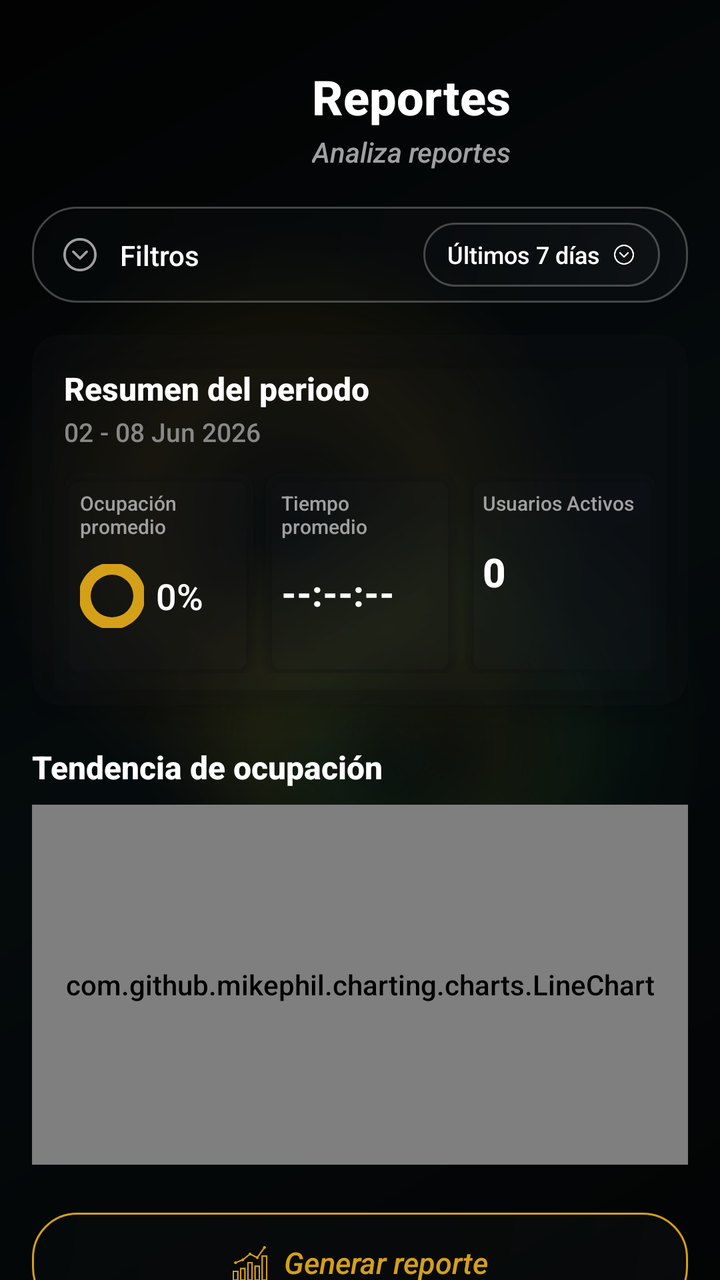
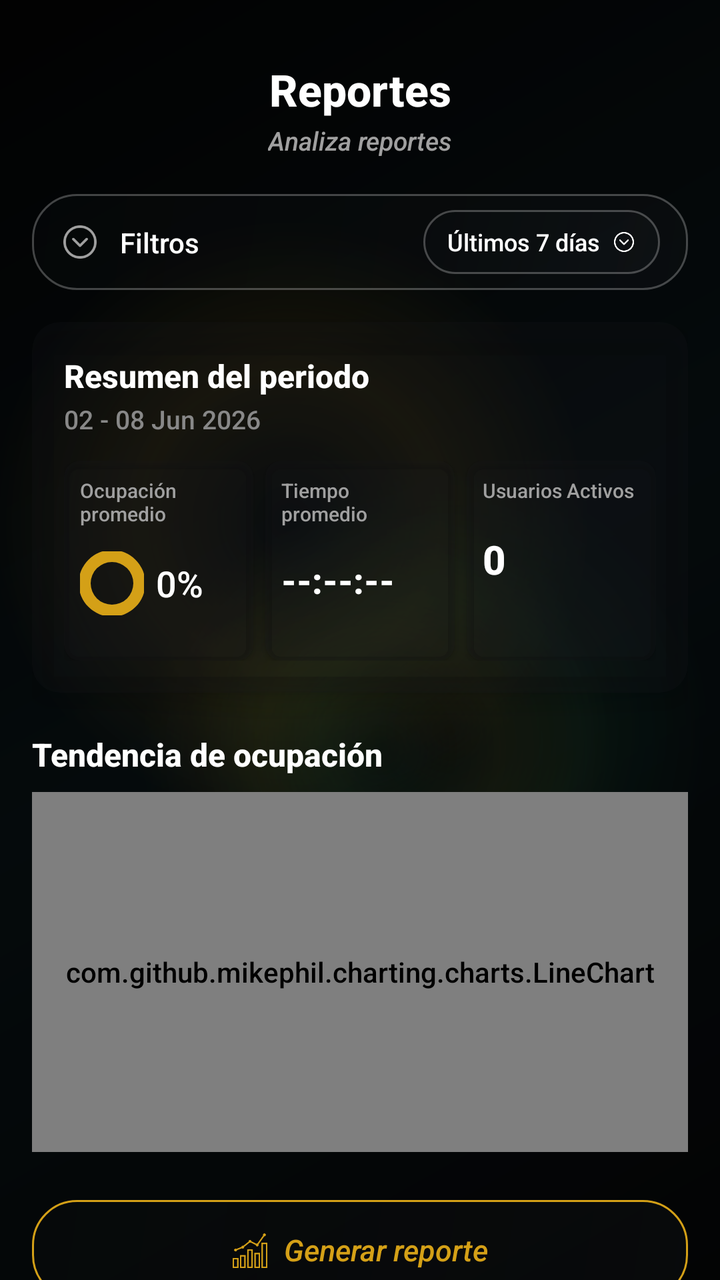

Compare the two renders of this Android layout. The source of the first and the diff that turns it into the second are given below.
<!-- AndroidManifest.xml: application theme Theme.AppKaaxPark -->
<!-- res/layout/activity_reportes.xml -->
<?xml version="1.0" encoding="utf-8"?>
<ScrollView xmlns:android="http://schemas.android.com/apk/res/android"
    xmlns:app="http://schemas.android.com/apk/res-auto"
    xmlns:tools="http://schemas.android.com/tools"
    android:layout_width="match_parent"
    android:layout_height="match_parent"
    android:background="@drawable/bg_screen_glass"
    android:fillViewport="true"
    android:scrollbars="none">

<androidx.constraintlayout.widget.ConstraintLayout
    android:layout_width="match_parent"
    android:layout_height="wrap_content"
    android:padding="16dp"
    tools:context=".Admin.Reportes">

    <TextView
        android:id="@+id/lblTituloReportes"
        android:layout_width="wrap_content"
        android:layout_height="wrap_content"
        android:layout_marginStart="140dp"
        android:layout_marginTop="16dp"
        android:text="Reportes"
        android:textColor="#FFFFFF"
        android:textSize="24sp"
        android:textStyle="bold"
        app:layout_constraintStart_toStartOf="parent"
        app:layout_constraintTop_toTopOf="parent" />

    <TextView
        android:id="@+id/lblSubtituloReportes"
        android:layout_width="wrap_content"
        android:layout_height="wrap_content"
        android:layout_marginStart="140dp"
        android:layout_marginTop="2dp"
        android:text="Analiza reportes"
        android:textColor="#A0A0A0"
        android:textSize="14sp"
        android:textStyle="italic"
        app:layout_constraintStart_toStartOf="parent"
        app:layout_constraintTop_toBottomOf="@id/lblTituloReportes" />

    <androidx.constraintlayout.widget.ConstraintLayout
        android:id="@+id/layoutBarraFiltros"
        android:layout_width="match_parent"
        android:layout_height="48dp"
        android:layout_marginTop="18dp"
        android:background="@drawable/bg_barra_filtros"
        android:paddingHorizontal="14dp"
        app:layout_constraintTop_toBottomOf="@id/lblSubtituloReportes">

        <ImageView
            android:id="@+id/imgFiltroIcon"
            android:layout_width="20dp"
            android:layout_height="20dp"
            android:src="@drawable/icon_filtro"
            app:layout_constraintBottom_toBottomOf="parent"
            app:layout_constraintStart_toStartOf="parent"
            app:layout_constraintTop_toTopOf="parent"
            app:tint="#A0A0A0" />

        <TextView
            android:layout_width="wrap_content"
            android:layout_height="wrap_content"
            android:layout_marginStart="10dp"
            android:text="Filtros"
            android:textColor="#FFFFFF"
            android:textSize="14sp"
            app:layout_constraintBottom_toBottomOf="parent"
            app:layout_constraintStart_toEndOf="@id/imgFiltroIcon"
            app:layout_constraintTop_toTopOf="parent" />

        <LinearLayout
            android:id="@+id/btnSelectorPeriodo"
            android:layout_width="wrap_content"
            android:layout_height="32dp"
            android:background="@drawable/bg_selector_tiempo"
            android:gravity="center_vertical"
            android:orientation="horizontal"
            android:paddingHorizontal="12dp"
            android:clickable="true"
            android:focusable="true"
            app:layout_constraintBottom_toBottomOf="parent"
            app:layout_constraintEnd_toEndOf="parent"
            app:layout_constraintTop_toTopOf="parent">

            <TextView
                android:id="@+id/txtPeriodoSeleccionado"
                android:layout_width="wrap_content"
                android:layout_height="wrap_content"
                android:text="Últimos 7 días"
                android:textColor="#FFFFFF"
                android:textSize="12sp"
                android:layout_marginEnd="6dp" />

            <ImageView
                android:layout_width="12dp"
                android:layout_height="12dp"
                android:src="@drawable/icon_flecha_abajo"
                app:tint="#FFFFFF" />
        </LinearLayout>
    </androidx.constraintlayout.widget.ConstraintLayout>

    <androidx.cardview.widget.CardView
        android:id="@+id/cardResumenPeriodo"
        android:layout_width="match_parent"
        android:layout_height="wrap_content"
        android:layout_marginTop="16dp"
        app:cardBackgroundColor="@color/glass_surface"
        app:cardCornerRadius="14dp"
        app:cardElevation="8dp"
        app:layout_constraintTop_toBottomOf="@id/layoutBarraFiltros">

        <LinearLayout
            android:layout_width="match_parent"
            android:layout_height="wrap_content"
            android:orientation="vertical"
            android:padding="16dp">

            <TextView
                android:layout_width="wrap_content"
                android:layout_height="wrap_content"
                android:text="Resumen del periodo"
                android:textColor="#FFFFFF"
                android:textSize="16sp"
                android:textStyle="bold" />

            <TextView
                android:id="@+id/lblRangoPeriodo"
                android:layout_width="wrap_content"
                android:layout_height="wrap_content"
                android:layout_marginTop="2dp"
                android:text="02 - 08 Jun 2026"
                android:textColor="#888888"
                android:textSize="13sp" />

            <LinearLayout
                android:layout_width="match_parent"
                android:layout_height="100dp"
                android:layout_marginTop="12dp"
                android:orientation="horizontal">

                <androidx.cardview.widget.CardView
                    android:layout_width="0dp"
                    android:layout_height="match_parent"
                    android:layout_weight="1"
                    android:layout_marginEnd="4dp"
                    app:cardBackgroundColor="@color/glass_surface"
                    app:cardCornerRadius="8dp">
                    <RelativeLayout
                        android:layout_width="match_parent"
                        android:layout_height="match_parent"
                        android:padding="8dp">
                        <TextView
                            android:id="@+id/tagOcupacion"
                            android:layout_width="wrap_content"
                            android:layout_height="wrap_content"
                            android:text="Ocupación promedio"
                            android:textColor="#A0A0A0"
                            android:textSize="10sp" />
                        <View
                            android:id="@+id/graficodonaSimulado"
                            android:layout_width="32dp"
                            android:layout_height="32dp"
                            android:layout_below="@id/tagOcupacion"
                            android:layout_marginTop="12dp"
                            android:background="@drawable/circulo_progreso_dashboard" />
                        <TextView
                            android:id="@+id/txtOcupacionPromedio"
                            android:layout_width="wrap_content"
                            android:layout_height="wrap_content"
                            android:layout_toEndOf="@id/graficodonaSimulado"
                            android:layout_alignTop="@id/graficodonaSimulado"
                            android:layout_alignBottom="@id/graficodonaSimulado"
                            android:layout_marginStart="6dp"
                            android:gravity="center_vertical"
                            android:text="0%"
                            android:textColor="#FFFFFF"
                            android:textSize="18sp" />
                    </RelativeLayout>
                </androidx.cardview.widget.CardView>

                <androidx.cardview.widget.CardView
                    android:layout_width="0dp"
                    android:layout_height="match_parent"
                    android:layout_weight="1"
                    android:layout_marginHorizontal="2dp"
                    app:cardBackgroundColor="@color/glass_surface"
                    app:cardCornerRadius="8dp">
                    <LinearLayout
                        android:layout_width="match_parent"
                        android:layout_height="match_parent"
                        android:orientation="vertical"
                        android:padding="8dp">
                        <TextView
                            android:layout_width="wrap_content"
                            android:layout_height="wrap_content"
                            android:text="Tiempo promedio"
                            android:textColor="#A0A0A0"
                            android:textSize="10sp" />
                        <TextView
                            android:id="@+id/txtTiempoPromedioReporte"
                            android:layout_width="wrap_content"
                            android:layout_height="wrap_content"
                            android:layout_marginTop="14dp"
                            android:text="--:--:--"
                            android:textColor="#FFFFFF"
                            android:textSize="18sp"
                            android:textStyle="bold" />
                    </LinearLayout>
                </androidx.cardview.widget.CardView>

                <androidx.cardview.widget.CardView
                    android:layout_width="0dp"
                    android:layout_height="match_parent"
                    android:layout_weight="1"
                    android:layout_marginStart="4dp"
                    app:cardBackgroundColor="@color/glass_surface"
                    app:cardCornerRadius="8dp">
                    <LinearLayout
                        android:layout_width="match_parent"
                        android:layout_height="match_parent"
                        android:orientation="vertical"
                        android:padding="8dp">
                        <TextView
                            android:layout_width="wrap_content"
                            android:layout_height="wrap_content"
                            android:text="Usuarios Activos"
                            android:textColor="#A0A0A0"
                            android:textSize="10sp" />
                        <TextView
                            android:id="@+id/txtUsuariosActivos"
                            android:layout_width="wrap_content"
                            android:layout_height="wrap_content"
                            android:layout_marginTop="14dp"
                            android:text="0"
                            android:textColor="#FFFFFF"
                            android:textSize="20sp"
                            android:textStyle="bold" />
                    </LinearLayout>
                </androidx.cardview.widget.CardView>
            </LinearLayout>
        </LinearLayout>
    </androidx.cardview.widget.CardView>

    <TextView
        android:id="@+id/lblTendenciaTitulo"
        android:layout_width="wrap_content"
        android:layout_height="wrap_content"
        android:layout_marginTop="20dp"
        android:text="Tendencia de ocupación"
        android:textColor="#FFFFFF"
        android:textSize="16sp"
        android:textStyle="bold"
        app:layout_constraintStart_toStartOf="parent"
        app:layout_constraintTop_toBottomOf="@id/cardResumenPeriodo" />

    <FrameLayout
        android:id="@+id/containerGraficaLineal"
        android:layout_width="match_parent"
        android:layout_height="180dp"
        android:layout_marginTop="8dp"
        android:background="@drawable/bg_recuadro_sutil"
        app:layout_constraintTop_toBottomOf="@id/lblTendenciaTitulo">

        <com.github.mikephil.charting.charts.LineChart
            android:id="@+id/chartTendencia"
            android:layout_width="match_parent"
            android:layout_height="match_parent"
            android:padding="6dp" />
    </FrameLayout>

    <LinearLayout
        android:id="@+id/btnGenerarReporte"
        android:layout_width="match_parent"
        android:layout_height="50dp"
        android:layout_marginTop="24dp"
        android:layout_marginBottom="24dp"
        android:background="@drawable/bg_boton_generar"
        android:gravity="center"
        android:orientation="horizontal"
        android:clickable="true"
        android:focusable="true"
        app:layout_constraintTop_toBottomOf="@id/containerGraficaLineal"
        app:layout_constraintBottom_toBottomOf="parent"
        app:layout_constraintStart_toStartOf="parent"
        app:layout_constraintEnd_toEndOf="parent">

        <ImageView
            android:layout_width="18dp"
            android:layout_height="18dp"
            android:src="@drawable/icon_reporte"
            app:tint="#D4A017" />

        <TextView
            android:layout_width="wrap_content"
            android:layout_height="wrap_content"
            android:layout_marginStart="8dp"
            android:text="Generar reporte"
            android:textColor="#D4A017"
            android:textSize="15sp"
            android:textStyle="italic" />
    </LinearLayout>

</androidx.constraintlayout.widget.ConstraintLayout>
</ScrollView>
<!-- resources referenced by this layout -->
<resources>
  <color name="glass_surface">#33191D21</color>
  <!-- drawable bg_barra_filtros (drawable) -->
  <?xml version="1.0" encoding="utf-8"?>
  <shape xmlns:android="http://schemas.android.com/apk/res/android"
      android:shape="rectangle">
      <gradient
          android:angle="135"
          android:startColor="#33181C20"
          android:centerColor="#26171B1F"
          android:endColor="#22101214" />
      <stroke
          android:width="1dp"
          android:color="@color/glass_border" />
      <corners android:radius="22dp" />
  </shape>
  <!-- drawable bg_boton_generar (drawable) -->
  <?xml version="1.0" encoding="utf-8"?>
  <shape xmlns:android="http://schemas.android.com/apk/res/android"
      android:shape="rectangle">
      <gradient
          android:angle="135"
          android:startColor="#33191D21"
          android:centerColor="#26171B1F"
          android:endColor="#20101214" />
      <stroke
          android:width="1dp"
          android:color="@color/gold_primary" />
      <corners android:radius="22dp" />
  </shape>
  <!-- drawable bg_recuadro_sutil (drawable) -->
  <?xml version="1.0" encoding="utf-8"?>
  <shape xmlns:android="http://schemas.android.com/apk/res/android"
      android:shape="rectangle">
      <gradient
          android:angle="135"
          android:startColor="#33191D21"
          android:centerColor="#26171B1F"
          android:endColor="#20101214" />
      <stroke
          android:width="1dp"
          android:color="@color/glass_border" />
      <corners android:radius="16dp" />
  </shape>
  <!-- drawable bg_selector_tiempo (drawable) -->
  <?xml version="1.0" encoding="utf-8"?>
  <shape xmlns:android="http://schemas.android.com/apk/res/android"
      android:shape="rectangle">
      <gradient
          android:angle="135"
          android:startColor="#3A1C2024"
          android:centerColor="#2B171B1F"
          android:endColor="#20101214" />
      <stroke
          android:width="1dp"
          android:color="@color/glass_border" />
      <corners android:radius="16dp" />
  </shape>
  <!-- drawable circulo_progreso_dashboard (drawable) -->
  <?xml version="1.0" encoding="utf-8"?>
  <layer-list xmlns:android="http://schemas.android.com/apk/res/android">
      <item>
          <shape android:shape="ring"
              android:thickness="6dp"
              android:useLevel="false">
              <solid android:color="#22252A" />
          </shape>
      </item>
      <item>
          <shape android:shape="ring"
              android:thickness="6dp"
              android:useLevel="false">
              <solid android:color="#D4A017" />
          </shape>
      </item>
  </layer-list>
  <style name="Theme.AppKaaxPark" parent="Base.Theme.AppKaaxPark" />
  <color name="glass_border">#40FFFFFF</color>
  <color name="gold_primary">#D4A017</color>
  <color name="glass_scrim">#66000000</color>
  <color name="black">#FF000000</color>
  <color name="gold_secondary">#E5A93C</color>
  <color name="gold_light">#F0C24B</color>
  <color name="white">#FFFFFFFF</color>
  <color name="glass_surface_soft">#22191D21</color>
  <style name="Widget.AppKaaxPark.TextView" parent="@android:style/Widget.TextView">
          <item name="android:fontFamily">sans-serif-medium</item>
      </style>
  <style name="Widget.AppKaaxPark.EditText" parent="@android:style/Widget.EditText">
          <item name="android:fontFamily">sans-serif-medium</item>
      </style>
  <style name="Widget.AppKaaxPark.Button" parent="@android:style/Widget.Button">
          <item name="android:fontFamily">sans-serif-medium</item>
          <item name="android:letterSpacing">0.02</item>
      </style>
  <!-- unchanged entries left out for length: 5 -->
</resources>

<!-- the commit's change to res/layout/activity_reportes.xml (unified diff, before → after) -->
@@ -18,12 +18,12 @@
         android:id="@+id/lblTituloReportes"
         android:layout_width="wrap_content"
         android:layout_height="wrap_content"
-        android:layout_marginStart="140dp"
-        android:layout_marginTop="16dp"
+        android:layout_marginTop="14dp"
         android:text="Reportes"
         android:textColor="#FFFFFF"
-        android:textSize="24sp"
+        android:textSize="22sp"
         android:textStyle="bold"
+        app:layout_constraintEnd_toEndOf="parent"
         app:layout_constraintStart_toStartOf="parent"
         app:layout_constraintTop_toTopOf="parent" />
 
@@ -31,12 +31,12 @@
         android:id="@+id/lblSubtituloReportes"
         android:layout_width="wrap_content"
         android:layout_height="wrap_content"
-        android:layout_marginStart="140dp"
         android:layout_marginTop="2dp"
         android:text="Analiza reportes"
         android:textColor="#A0A0A0"
-        android:textSize="14sp"
+        android:textSize="13sp"
         android:textStyle="italic"
+        app:layout_constraintEnd_toEndOf="parent"
         app:layout_constraintStart_toStartOf="parent"
         app:layout_constraintTop_toBottomOf="@id/lblTituloReportes" />
 
